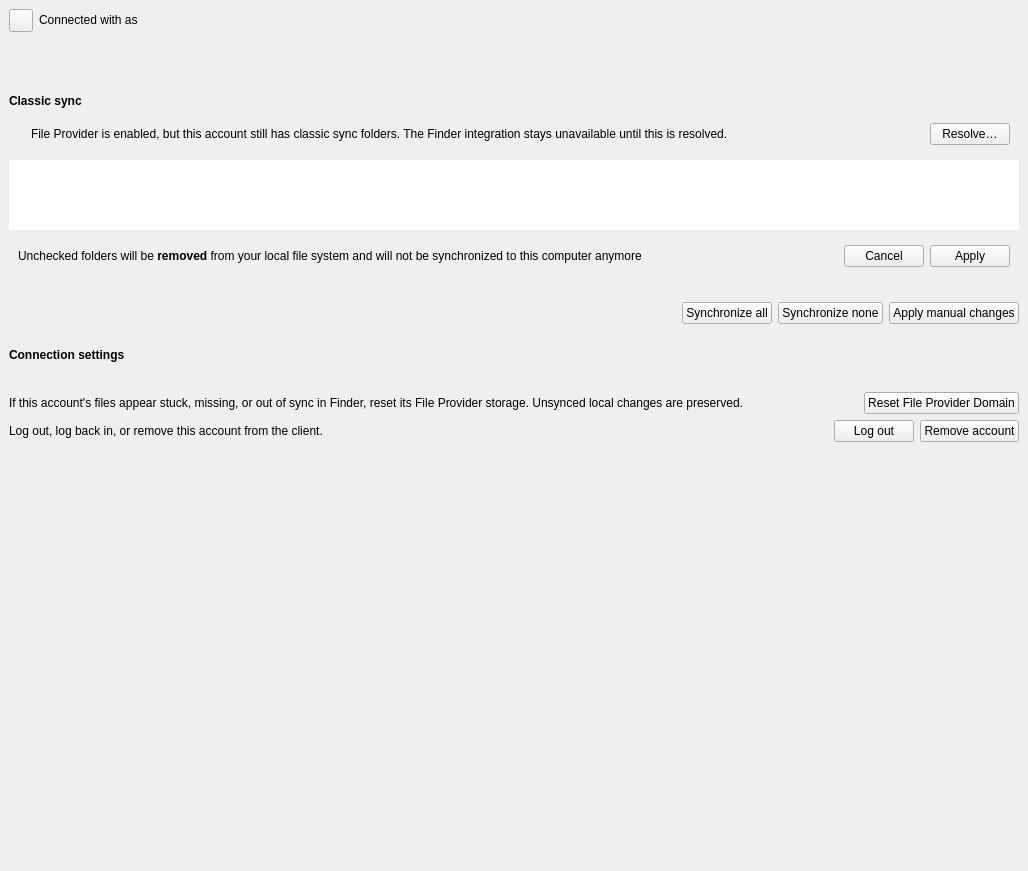
Qt form src/gui/accountsettings.ui (nextcloud/desktop) before a commit.
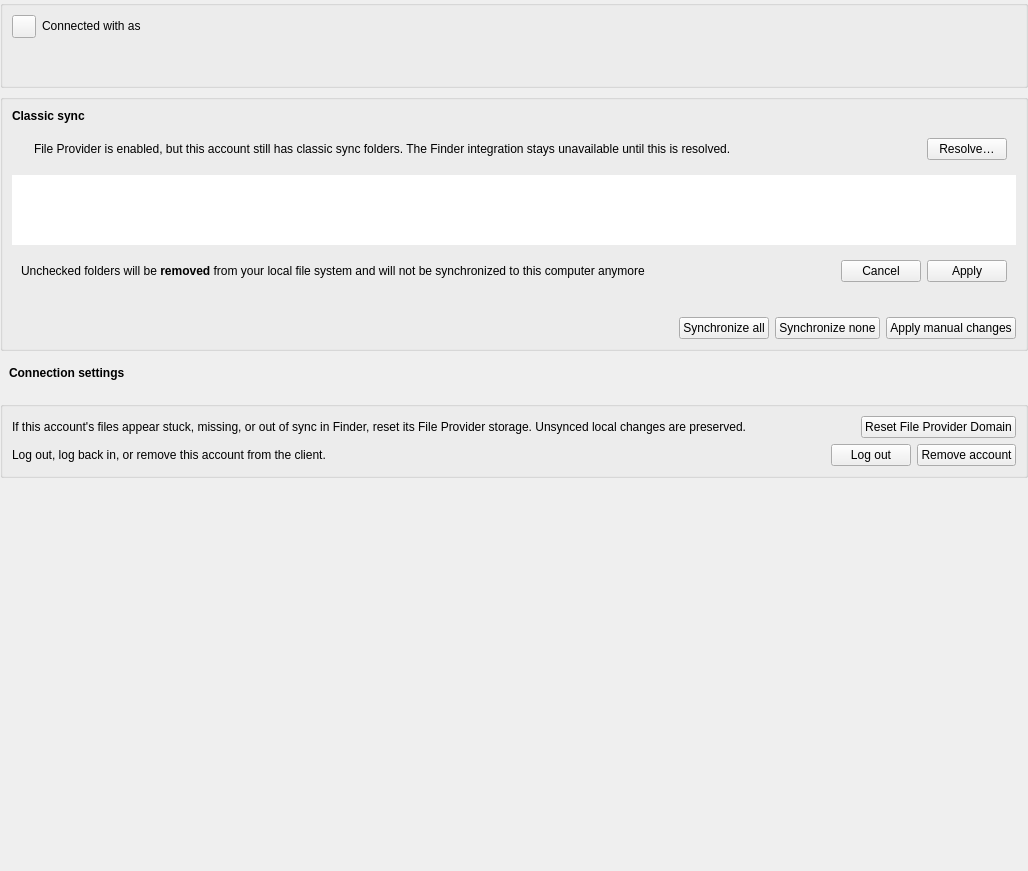
The same form after that commit. Custom widgets are drawn as their Qt base class.

Commit message:
fix: settings dialog is missing panel colors
- All settings panels now use platform-native QGroupBox rendering.
- Navigation always uses the same QGroupBox wrapper.
- Removed platform-specific panel colors and BACKGROUND_PALETTE.
- No hardcoded surface colors were introduced.

Patch:
```diff
--- a/src/gui/accountsettings.ui
+++ b/src/gui/accountsettings.ui
@@ -27,10 +27,7 @@
     <number>0</number>
    </property>
    <item>
-    <widget class="QFrame" name="accountStatusPanel">
-     <property name="frameShape">
-      <enum>QFrame::Shape::NoFrame</enum>
-     </property>
+    <widget class="QGroupBox" name="accountStatusPanel">
      <layout class="QVBoxLayout" name="accountStatusLayout">
       <property name="leftMargin">
        <number>0</number>
@@ -134,16 +131,13 @@
     </widget>
    </item>
    <item>
-    <widget class="QFrame" name="syncFoldersPanel">
+    <widget class="QGroupBox" name="syncFoldersPanel">
      <property name="sizePolicy">
       <sizepolicy hsizetype="Preferred" vsizetype="Minimum">
        <horstretch>0</horstretch>
        <verstretch>0</verstretch>
       </sizepolicy>
      </property>
-     <property name="frameShape">
-      <enum>QFrame::Shape::NoFrame</enum>
-     </property>
      <layout class="QVBoxLayout" name="syncFoldersPanelLayout">
       <property name="sizeConstraint">
        <enum>QLayout::SizeConstraint::SetDefaultConstraint</enum>
@@ -458,16 +452,13 @@
     </widget>
    </item>
    <item>
-    <widget class="QFrame" name="accountActionsPanel">
+    <widget class="QGroupBox" name="accountActionsPanel">
      <property name="sizePolicy">
       <sizepolicy hsizetype="Preferred" vsizetype="Minimum">
        <horstretch>0</horstretch>
        <verstretch>0</verstretch>
       </sizepolicy>
      </property>
-     <property name="frameShape">
-      <enum>QFrame::Shape::NoFrame</enum>
-     </property>
      <layout class="QVBoxLayout" name="accountActionsPanelLayout">
       <item>
        <widget class="QWidget" name="fileProviderMaintenancePanel" native="true">
```
The commit also changes 7 other files.
